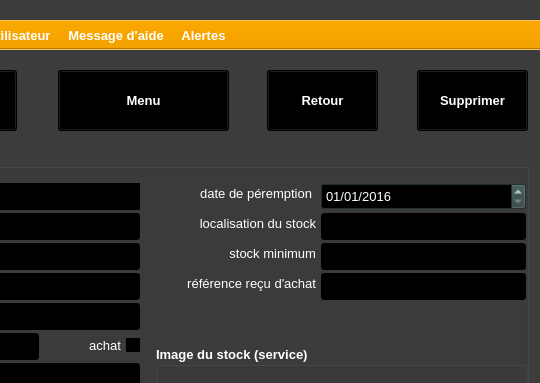
This is ui/yeroth-erp-stock-detail-window.ui in xnoumbissinoundou/yeroth-erp-3.0 as Qt 5 draws it before an edit; both pictures show x 260 to 800 and y 0 to 383 of the 800 by 600 pixel window. The edited form follows.
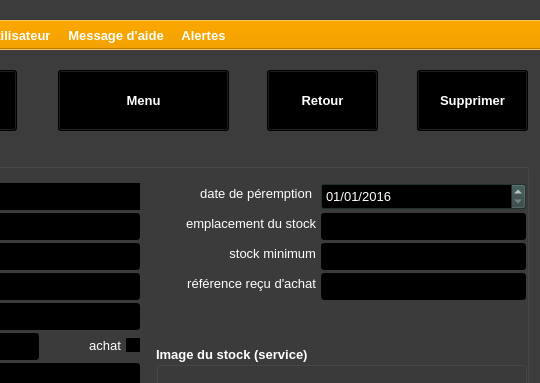
This is the edited form. Icons and pictures are not drawn. Custom widgets are drawn as their Qt base class.

Commit message: On branch master 	modified:   src/windows/yeroth-erp-entrer-window.cpp 	modified:   src/windows/yeroth-erp-entrer-window.hpp 	modified:   ui/yeroth-erp-achats-detail-window.ui 	modified:   ui/yeroth-erp-entrer-window.ui 	modified:   ui/yeroth-erp-modifier-window.ui 	modified:   ui/yeroth-erp-stock-detail-window.ui

```diff
--- a/ui/yeroth-erp-stock-detail-window.ui
+++ b/ui/yeroth-erp-stock-detail-window.ui
@@ -4986,7 +4986,7 @@
       </font>
      </property>
      <property name="text">
-      <string>localisation du stock</string>
+      <string>emplacement du stock</string>
      </property>
      <property name="alignment">
       <set>Qt::AlignRight|Qt::AlignTrailing|Qt::AlignVCenter</set>
```
The commit also changes 5 other files.
